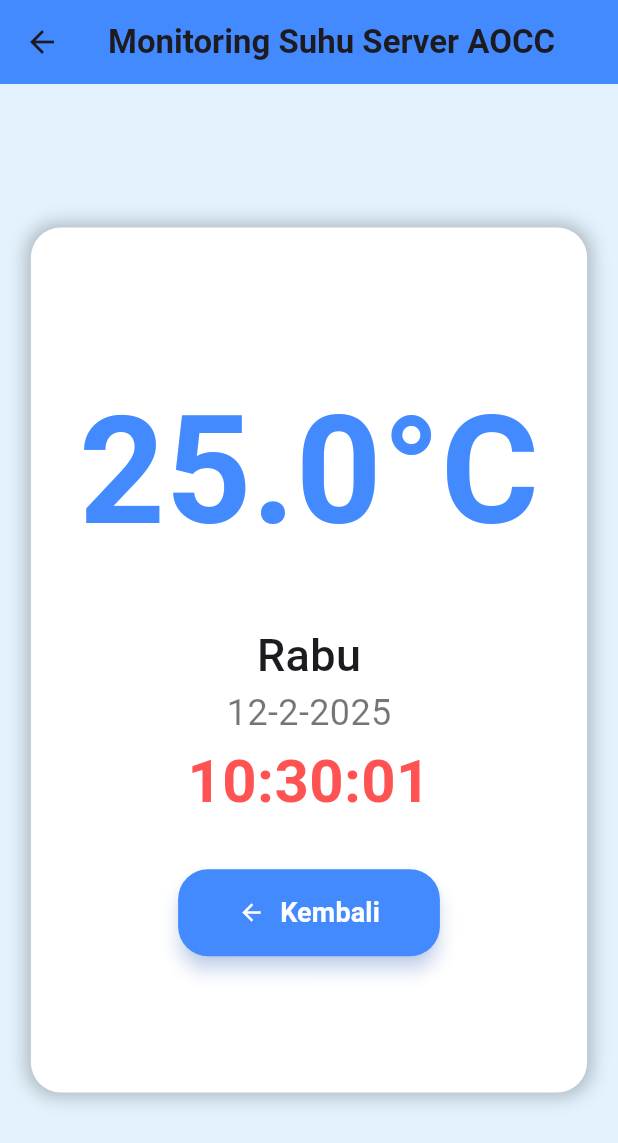
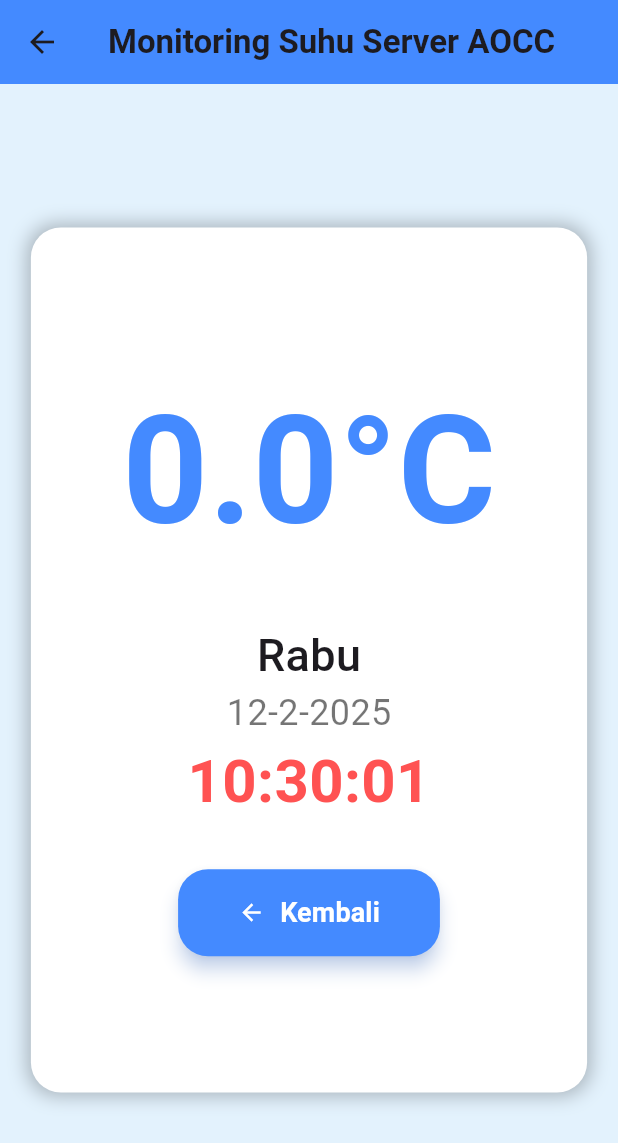
Before and after one commit to arkanfaiz/MagangAPI, a Flutter app: the screen it shows after launch, after a tap on "Suhu", on a phone screen of 412 x 824 dp. Shown: the top 1143 px of the screen. Run offline on Flutter 3.47's test engine with Material 3 defaults, Android fonts, the phone set to English and light mode, and no system bars; missing offline and left inert: battery_info.

Commit message:
commit batery suhu

```diff
--- a/lib/suhu.dart
+++ b/lib/suhu.dart
@@ -40,12 +40,14 @@ class _SuhuPageState extends State<suhupage> {
     super.dispose();
   }
 
-void _updateTemperature() {
-    setState(() {
-      _temperature = 25.0 + (2 * (DateTime.now().second % 2));
-    });
+  void _updateTemperature() async {
+    if (Theme.of(context).platform == TargetPlatform.android) {
+      AndroidBatteryInfo? batteryInfo = await BatteryInfoPlugin().androidBatteryInfo;
+      setState(() {
+        _temperature = (batteryInfo?.temperature ?? 200) / 10.0; // Convert deciCelsius to Celsius
+      });
+    }
   }
-
 
   void _updateDateTime() {
     final now = DateTime.now();
```
